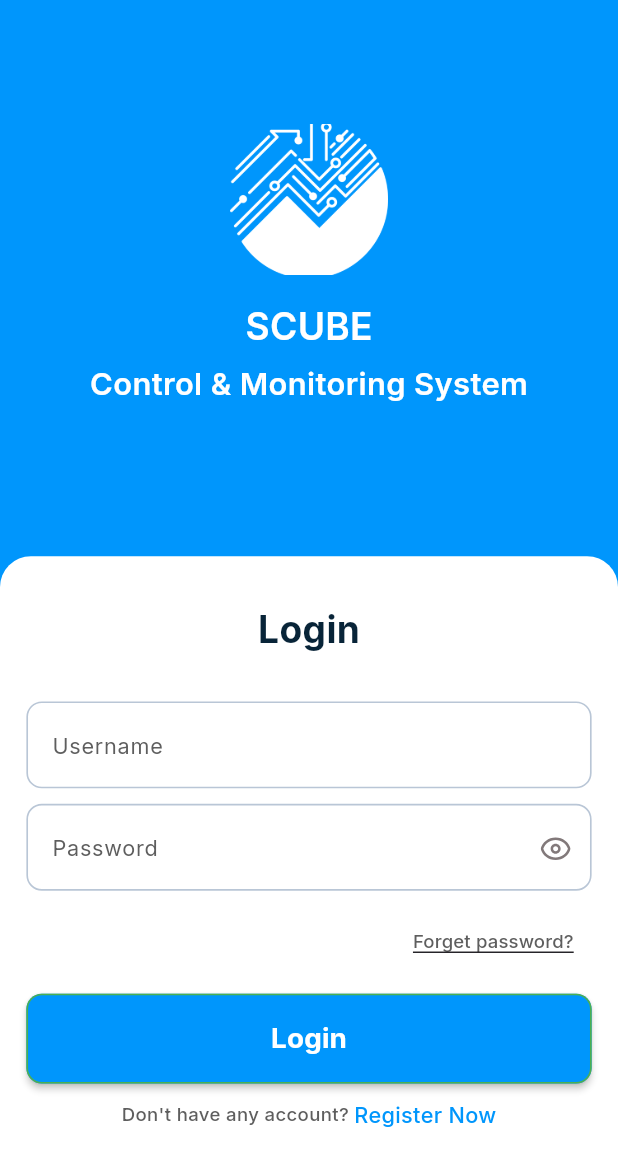
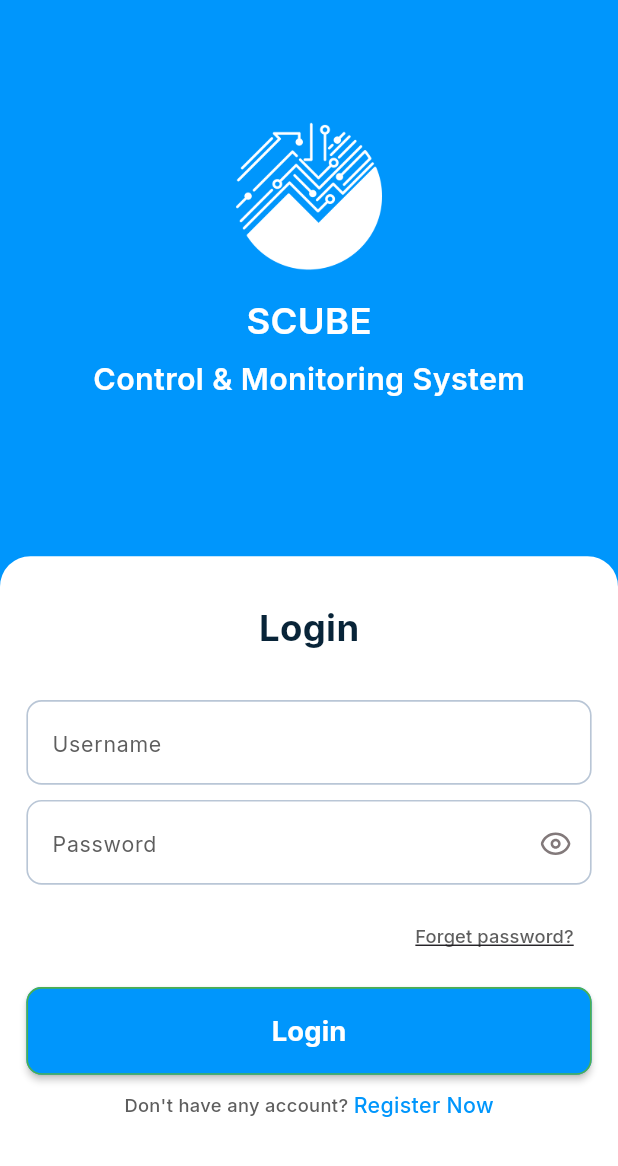
Before and after one commit to flutterdevrabby/scubeTask, a Flutter app: the screen it shows after launch, on a phone screen of 412 x 824 dp. Shown: the top 1166 px of the screen. Run offline on Flutter 3.47's test engine with Material 3 defaults, Android fonts, the phone set to English and light mode, and no system bars; our stand-ins replace flutter_screenutil, flutter_staggered_animations, flutter_svg, go_router, google_fonts, step_progress_indicator and 1 more.

Commit message:
signin screen has fixed

```diff
--- a/lib/features/authentication/sign_in/sign_in_screen.dart
+++ b/lib/features/authentication/sign_in/sign_in_screen.dart
@@ -48,7 +48,7 @@ class _SignInScreenState extends State<SignInScreen> {
                   AssetsIcon.logoIcon,
                   width: 96.w,
                   height: 98.h,
-                  fit: BoxFit.cover,
+                  fit: BoxFit.contain,
                 ),
 
                 SizedBox(height: 16.h),
--- a/lib/main.dart
+++ b/lib/main.dart
@@ -14,7 +14,7 @@ class MyApp extends StatelessWidget {
   @override
   Widget build(BuildContext context) {
     return ScreenUtilInit(
-      designSize: const Size(375, 800),
+      designSize: const Size(375, 812),
       minTextAdapt: true,
       splitScreenMode: true,
       builder: (_, child) {
```
